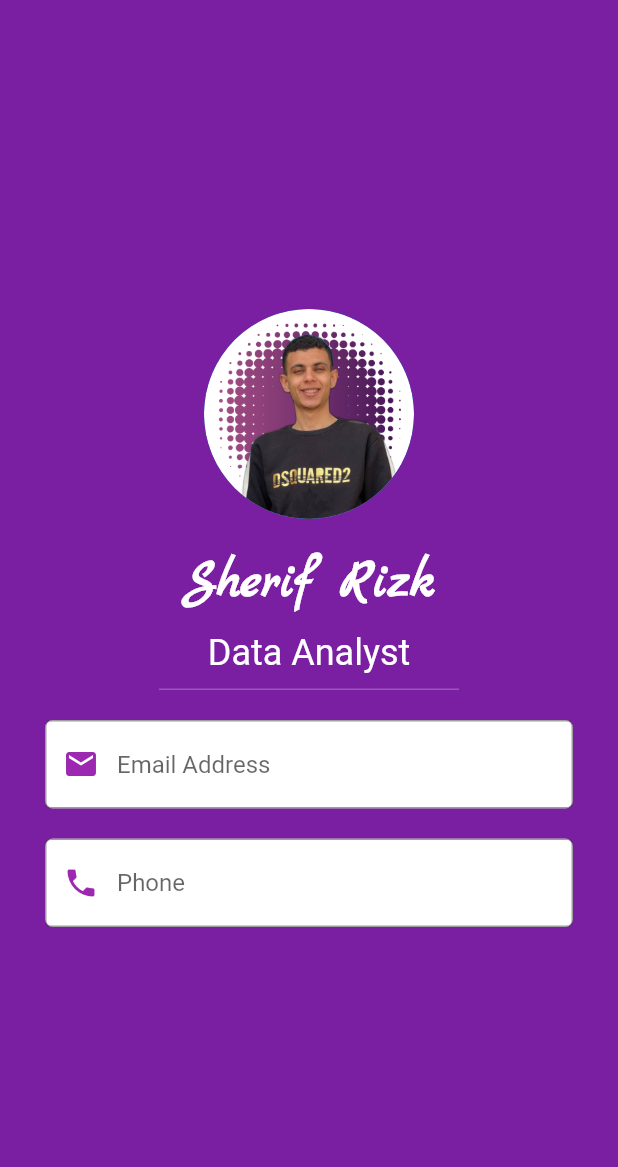
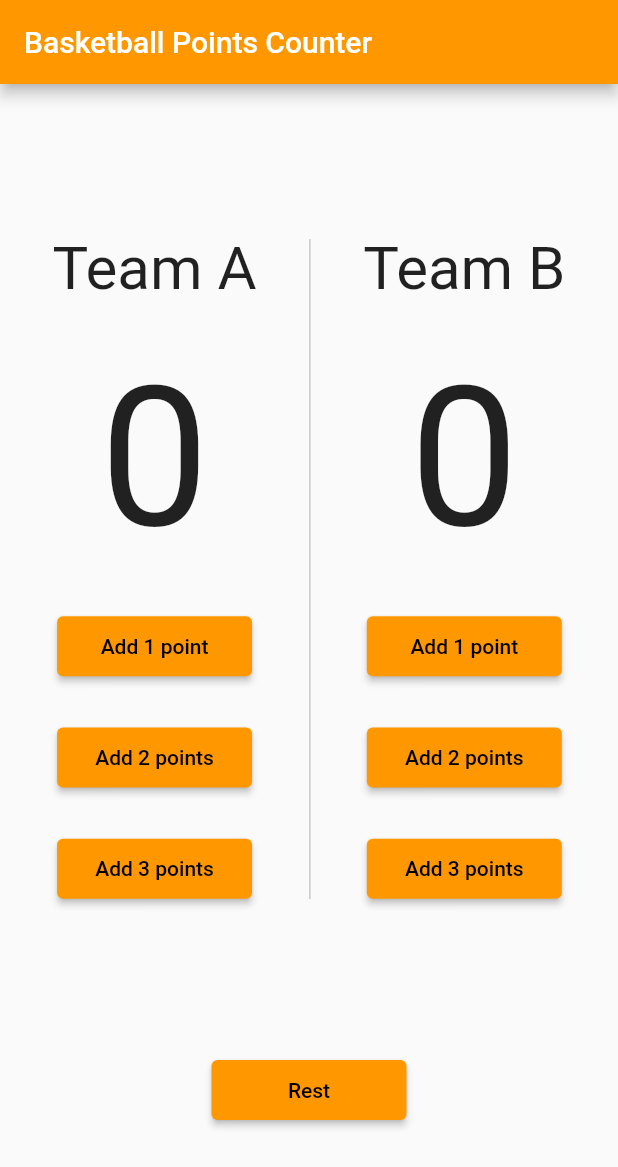
Before and after one commit to SherifRizk/Flutter, a Flutter app: the screen it shows after launch, on a phone screen of 412 x 824 dp. Shown: the top 1167 px of the screen. Run offline on Flutter 3.47's test engine with Material 2 defaults, Android fonts, the phone set to English and light mode, and no system bars.

Commit message:
Fourth Commit

```diff
--- /dev/null
+++ b/projects/lib/basketball_points_counter.dart
@@ -0,0 +1,192 @@
+import 'package:flutter/material.dart';
+
+class BasketballPoints  extends StatefulWidget {
+
+  BasketballPoints({super.key});
+
+  @override
+  State<BasketballPoints> createState() => _BasketballPointsState();
+}
+
+class _BasketballPointsState extends State<BasketballPoints> {
+  var teamAPoints = 0 ;
+
+  var teamBPoints = 0 ;
+
+  @override
+  Widget build(BuildContext context) {
+    return Scaffold(
+      appBar:AppBar(
+        title: const Text(
+          'Basketball Points Counter',
+        ),
+        backgroundColor: Colors.orange,
+      ),
+      body: Column(
+        mainAxisAlignment: MainAxisAlignment.spaceEvenly,
+        children: [
+          Row(
+            mainAxisAlignment: MainAxisAlignment.spaceEvenly,
+            children: [
+              SizedBox(
+                height: 500,
+                child: Column(
+                  mainAxisAlignment: MainAxisAlignment.spaceEvenly,
+                  children:
+                   [
+                    const Text(
+                      'Team A',
+                      style: TextStyle(
+                        fontSize: 40,
+                      ),
+                    ),
+                     Text(
+                        '$teamAPoints',
+                        style: const TextStyle(
+                          fontSize: 130,
+                        ),
+                    ),
+                    ElevatedButton(
+                        style:  ElevatedButton.styleFrom(
+                          backgroundColor: Colors.orange,
+                          foregroundColor: Colors.black,
+                          minimumSize: const Size(130, 40)
+                        ),
+                        onPressed: (){
+                          setState(() {
+                            teamAPoints++;
+                          });
+                        },
+                        child: const Text(
+                          'Add 1 point'
+                        ),
+                    ),
+                    ElevatedButton(
+                      style:  ElevatedButton.styleFrom(
+                          backgroundColor: Colors.orange,
+                          foregroundColor: Colors.black,
+                          minimumSize: const Size(130, 40)
+                      ),
+                       onPressed: (){
+                        setState(() {
+                          teamAPoints += 2;
+                        });
+                       },
+                       child: const Text(
+                           'Add 2 points'
+                       ),
+                     ),
+                    ElevatedButton(
+                      style:  ElevatedButton.styleFrom(
+                          backgroundColor: Colors.orange,
+                          foregroundColor: Colors.black,
+                          minimumSize: const Size(130, 40)
+                      ),
+                       onPressed: (){
+                        setState(() {
+                          teamAPoints +=3;
+                        });
+                       },
+                       child: const Text(
+                           'Add 3 points'
+                       ),
+                     ),
+                  ],
+                ),
+              ),
+              Container(
+                color: Colors.black12,
+                height: 440,
+                child: const VerticalDivider(
+                  width: 1,
+                ),
+              ),
+              SizedBox(
+                height: 500,
+                child: Column(
+                  mainAxisAlignment: MainAxisAlignment.spaceEvenly,
+                  children:
+                  [
+                    const Text(
+                      'Team B',
+                      style: TextStyle(
+                        fontSize: 40,
+                      ),
+                    ),
+                    Text(
+                      '$teamBPoints',
+                      style: const TextStyle(
+                        fontSize: 130,
+                      ),
+                    ),
+                    ElevatedButton(
+                      style:  ElevatedButton.styleFrom(
+                          backgroundColor: Colors.orange,
+                          foregroundColor: Colors.black,
+                          minimumSize: const Size(130, 40)
+                      ),
+                      onPressed: (){
+                        setState(() {
+                          teamBPoints++;
+                        });
+                      },
+                      child: const Text(
+                          'Add 1 point'
+                      ),
+                    ),
+                    ElevatedButton(
+                      style:  ElevatedButton.styleFrom(
+                          backgroundColor: Colors.orange,
+                          foregroundColor: Colors.black,
+                          minimumSize: const Size(130, 40)
+                      ),
+                      onPressed: (){
+                        setState(() {
+                          teamBPoints += 2;
+                        });
+                      },
+                      child: const Text(
+                          'Add 2 points'
+                      ),
+                    ),
+                    ElevatedButton(
+                      style:  ElevatedButton.styleFrom(
+                          backgroundColor: Colors.orange,
+                          foregroundColor: Colors.black,
+                          minimumSize: const Size(130, 40)
+                      ),
+                      onPressed: (){
+                        setState(() {
+                          teamBPoints +=3;
+                        });
+                      },
+                      child: const Text(
+                          'Add 3 points'
+                      ),
+                    ),
+                  ],
+                ),
+              ),
+            ],
+          ),
+          ElevatedButton(
+            style:  ElevatedButton.styleFrom(
+                backgroundColor: Colors.orange,
+                foregroundColor: Colors.black,
+                minimumSize: const Size(130, 40)
+            ),
+            onPressed: (){
+              setState(() {
+                teamAPoints = 0;
+                teamBPoints = 0;
+              });
+            },
+            child: const Text(
+                'Rest'
+            ),
+          )
+        ],
+      ),
+    );
+  }
+}
--- a/projects/lib/main.dart
+++ b/projects/lib/main.dart
@@ -1,4 +1,5 @@
 import 'package:flutter/material.dart';
+import 'basketball_points_counter.dart';
 import 'business_card.dart';
 import 'home_screen.dart';
 
@@ -9,10 +10,9 @@ class MyApp extends StatelessWidget{
   const MyApp({super.key});
   @override
   Widget build(BuildContext context) {
-    return const MaterialApp(
+    return MaterialApp(
       debugShowCheckedModeBanner: false,
-      home: BusinessCard(
-
+      home: BasketballPoints(
       ),
     );
   }
```
